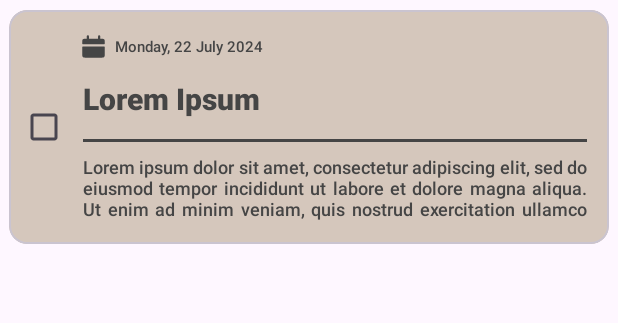
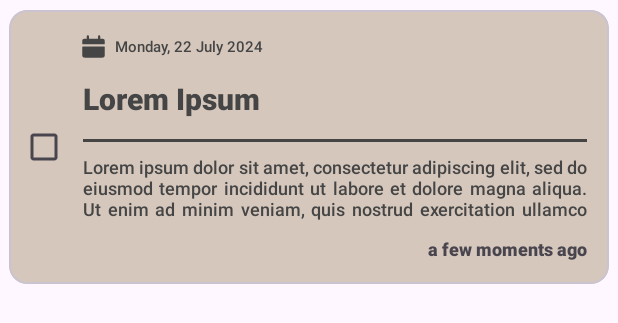
Before and after one commit to eipna/CheckMate, an Android app: the layout item_task.xml on its own in the app's theme, with its tools: preview values and no code run, on a phone screen of 412 x 824 dp. Shown: the top 323 px of the screen. Run offline under Robolectric (Android 15) with nearby library versions, the phone set to English and light mode, and no system bars.

Commit message:
Added last edited UI component for task item

```diff
--- a/app/src/main/res/layout/item_task.xml
+++ b/app/src/main/res/layout/item_task.xml
@@ -68,5 +68,15 @@
             style="@style/TaskItemNotes"
             android:layout_width="match_parent"
             android:layout_height="wrap_content"/>
+
+        <com.google.android.material.textview.MaterialTextView
+            android:id="@+id/item_task_last_edited"
+            app:layout_constraintBottom_toBottomOf="parent"
+            app:layout_constraintEnd_toEndOf="parent"
+            app:layout_constraintTop_toBottomOf="@id/item_task_notes"
+            android:text="@string/placeholder_item_task_last_edited"
+            style="@style/TaskItemLastEdited"
+            android:layout_width="wrap_content"
+            android:layout_height="wrap_content"/>
     </androidx.constraintlayout.widget.ConstraintLayout>
 </com.google.android.material.card.MaterialCardView>
--- a/app/src/main/res/values-night/themes.xml
+++ b/app/src/main/res/values-night/themes.xml
@@ -83,6 +83,13 @@
         <item name="android:layout_marginEnd">15dp</item>
         <item name="android:layout_marginStart">50dp</item>
     </style>
+    <style name="TaskItemLastEdited">
+        <item name="fontFamily">sans-serif-medium</item>
+        <item name="android:textSize">12sp</item>
+        <item name="android:textStyle">bold</item>
+        <item name="android:layout_marginTop">10dp</item>
+        <item name="android:layout_marginEnd">15dp</item>
+    </style>
 
     <!-- Illustration Empty -->
     <style name="IllustrationEmptyPhoto">
--- a/app/src/main/res/values/strings.xml
+++ b/app/src/main/res/values/strings.xml
@@ -17,6 +17,7 @@
     <string name="placeholder_item_task_notes">
         Lorem ipsum dolor sit amet, consectetur adipiscing elit, sed do eiusmod tempor incididunt ut labore et dolore magna aliqua. Ut enim ad minim veniam, quis nostrud exercitation ullamco laboris nisi ut aliquip ex ea commodo consequat. Duis aute irure dolor in reprehenderit in voluptate velit esse cillum dolore eu fugiat nulla pariatur. Excepteur sint occaecat cupidatat non proident, sunt in culpa qui officia deserunt mollit anim id est laborum.
     </string>
+    <string name="placeholder_item_task_last_edited">a few moments ago</string>
 
     <!-- Toolbar Texts -->
     <string name="toolbar_main">All Tasks</string>
--- a/app/src/main/res/values/themes.xml
+++ b/app/src/main/res/values/themes.xml
@@ -85,6 +85,13 @@
         <item name="android:layout_marginEnd">15dp</item>
         <item name="android:layout_marginStart">50dp</item>
     </style>
+    <style name="TaskItemLastEdited">
+        <item name="fontFamily">sans-serif-medium</item>
+        <item name="android:textSize">12sp</item>
+        <item name="android:textStyle">bold</item>
+        <item name="android:layout_marginTop">10dp</item>
+        <item name="android:layout_marginEnd">15dp</item>
+    </style>
 
     <!-- Illustration Empty -->
     <style name="IllustrationEmptyPhoto">
```
